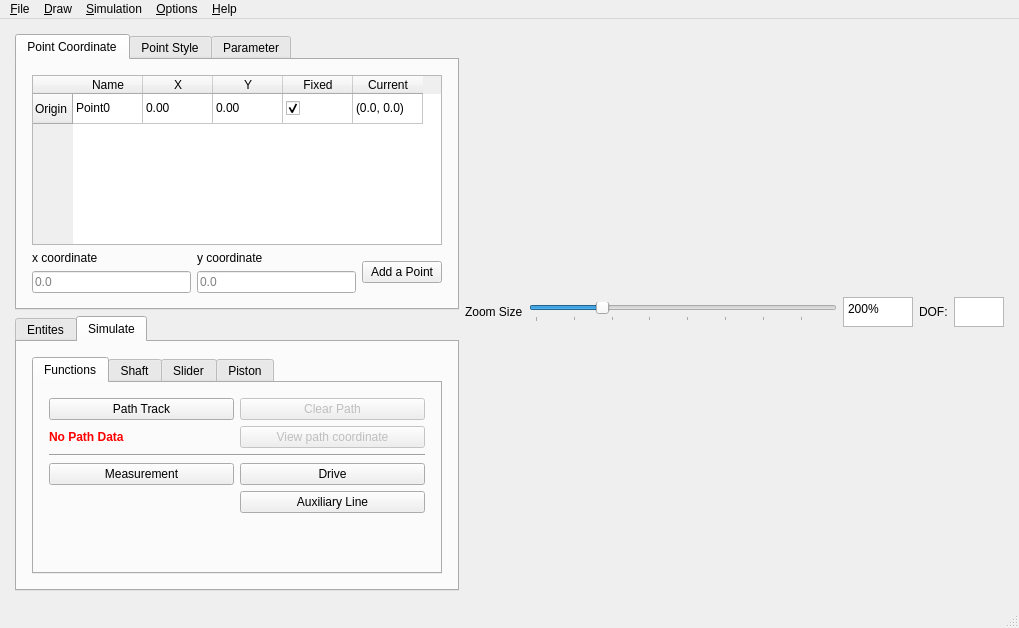
Qt form core/main.ui (KmolYuan/Pyslvs-UI) before a commit.
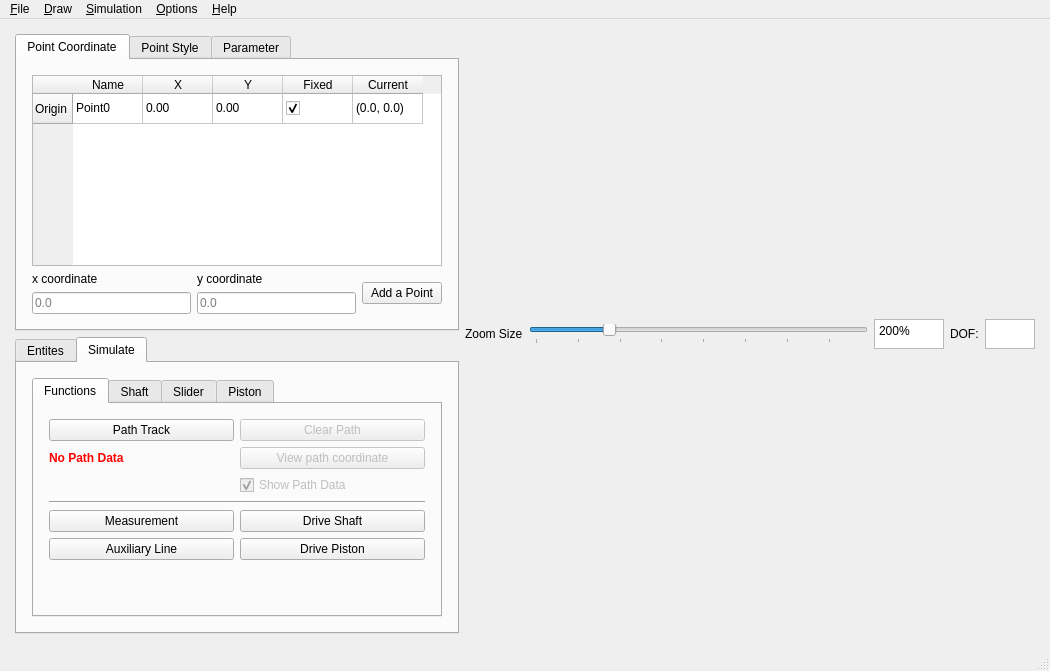
The same form after that commit. The open tabs and pages were chosen to show the change. Icons and pictures are not drawn.

```diff
--- a/core/main.ui
+++ b/core/main.ui
@@ -6,14 +6,14 @@
    <rect>
     <x>0</x>
     <y>0</y>
-    <width>1019</width>
-    <height>628</height>
+    <width>1050</width>
+    <height>671</height>
    </rect>
   </property>
   <property name="minimumSize">
    <size>
-    <width>1019</width>
-    <height>628</height>
+    <width>1050</width>
+    <height>671</height>
    </size>
   </property>
   <property name="windowTitle">
@@ -981,6 +981,19 @@
                           </property>
                          </widget>
                         </item>
+                        <item row="2" column="2">
+                         <widget class="QCheckBox" name="Path_data_show">
+                          <property name="enabled">
+                           <bool>false</bool>
+                          </property>
+                          <property name="text">
+                           <string>Show Path Data</string>
+                          </property>
+                          <property name="checked">
+                           <bool>true</bool>
+                          </property>
+                         </widget>
+                        </item>
                        </layout>
                       </item>
                       <item>
@@ -1015,7 +1028,7 @@
                            <string>Drive the selected drive shaft.</string>
                           </property>
                           <property name="text">
-                           <string>Drive</string>
+                           <string>Drive Shaft</string>
                           </property>
                           <property name="icon">
                            <iconset resource="../icons.qrc">
@@ -1026,7 +1039,7 @@
                           </property>
                          </widget>
                         </item>
-                        <item row="1" column="1">
+                        <item row="1" column="0">
                          <widget class="QPushButton" name="AuxLine">
                           <property name="text">
                            <string>Auxiliary Line</string>
@@ -1040,6 +1053,17 @@
                           </property>
                          </widget>
                         </item>
+                        <item row="1" column="1">
+                         <widget class="QPushButton" name="Drive_slider">
+                          <property name="text">
+                           <string>Drive Piston</string>
+                          </property>
+                          <property name="icon">
+                           <iconset resource="../icons.qrc">
+                            <normaloff>:/icons/normal.png</normaloff>:/icons/normal.png</iconset>
+                          </property>
+                         </widget>
+                        </item>
                        </layout>
                       </item>
                       <item>
@@ -1440,7 +1464,7 @@
     <rect>
      <x>0</x>
      <y>0</y>
-     <width>1019</width>
+     <width>1050</width>
      <height>22</height>
     </rect>
    </property>
```
